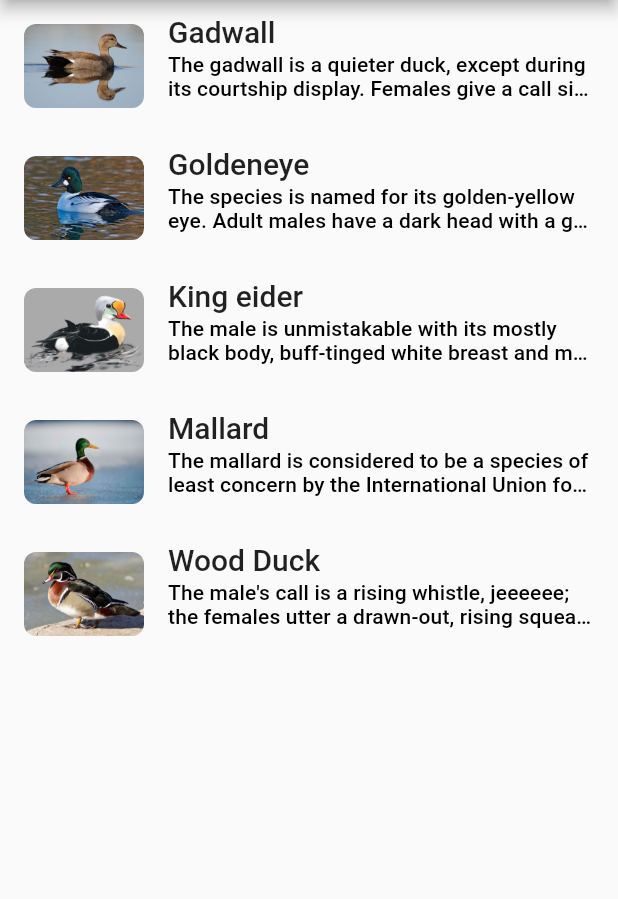
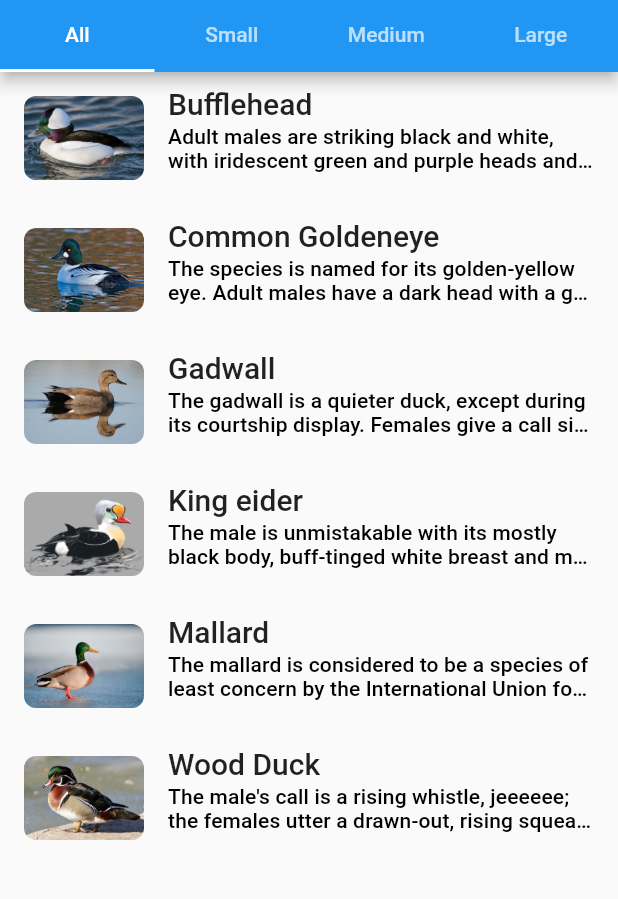
Before and after one commit to AmeeraAlotaibi/coded_project_ducks, a Flutter app: the screen it shows after launch, on a phone screen of 412 x 824 dp, the part 84-983 px from its top. Run offline on Flutter 3.47's test engine with Material 2 defaults, Android fonts, the phone set to English and light mode, and no system bars; our stand-ins replace go_router.

Commit message:
Added filter option

```diff
--- a/analysis_options.yaml
+++ b/analysis_options.yaml
@@ -27,5 +27,7 @@ linter:
     prefer_const_constructors: false
     use_key_in_widget_constructors: false
     prefer_const_constructors_in_immutables: false
+    prefer_interpolation_to_compose_strings: false
+    prefer_const_literals_to_create_immutables: false
 # Additional information about this file can be found at
 # https://dart.dev/guides/language/analysis-options
--- /dev/null
+++ b/assets/data/ducks.json
@@ -0,0 +1,74 @@
+{
+    "bufflehead": {
+        "name": "Bufflehead",
+        "kingdom": "chordata",
+        "phylum": "Animalia",
+        "class": "Aves",
+        "order": "Anseriformes",
+        "family": "Anatidae",
+        "genus": "Bucephala",
+        "species": "Albeola",
+        "size": "small",
+        "description": "The gadwall is a quieter duck, except during its courtship display. Females give a call similar to the quack of a female mallard but higher-pitched, transcribed as gag-ag-ag-ag. Males give a grunt, transcribed as mep, and a whistle."
+    },
+    "common_goldeneye": {
+        "name": "Common Goldeneye",
+        "kingdom": "Animalia",
+        "phylum": "Chordata",
+        "class": "Aves",
+        "order": "Anseriformes",
+        "family": "Anatidae",
+        "genus": "Bucephala",
+        "species": "Clangula",
+        "size": "medium",
+        "description": "The species is named for its golden-yellow eye. Adult males have a dark head with a greenish gloss and a circular white patch below the eye, a dark back and a white neck and belly. Adult females have a brown head and a mostly grey body. Their legs and feet are orange-yellow."
+    },
+    "gadwall": {
+        "name": "Gadwall",
+        "kingdom": "chordata",
+        "phylum": "Animalia",
+        "class": "Aves",
+        "order": "Anseriformes",
+        "family": "Anatidae",
+        "genus": "Anatidae",
+        "species": "Strepera",
+        "size": "medium",
+        "description": "The gadwall is a quieter duck, except during its courtship display. Females give a call similar to the quack of a female mallard but higher-pitched, transcribed as gag-ag-ag-ag. Males give a grunt, transcribed as mep, and a whistle."
+    },
+    "king_eider": {
+        "name": "King eider",
+        "kingdom": "Animalia",
+        "phylum": "Chordata",
+        "class": "Aves",
+        "order": "Anseriformes",
+        "family": "Anatidae",
+        "genus": "Somateria",
+        "species": "Spectabilis",
+        "size": "large",
+        "description": "The male is unmistakable with its mostly black body, buff-tinged white breast and multicoloured head. The head, nape and neck are a pale bluish grey. The cheek is pale green. The bill, separated from the face by a thin black line, is red with a white nail and a large, distinctive yellow knob. Some tertials are curved up and form \"spurs\" along the back."
+    },
+    "mallard": {
+        "name": "Mallard",
+        "kingdom": "Animalia",
+        "phylum": "Chordata",
+        "class": "Aves",
+        "order": "Anseriformes",
+        "family": "Anatidae",
+        "genus": "Anas",
+        "species": "Platyrhynchos",
+        "size": "medium",
+        "description": "The mallard is considered to be a species of least concern by the International Union for Conservation of Nature (IUCN). Unlike many waterfowl, mallards are considered an invasive species in some regions. It is a very adaptable species, being able to live and even thrive in urban areas which may have supported more localised, sensitive species of waterfowl before development."
+    },
+    "wood": {
+        "name": "Wood Duck",
+        "kingdom": "Animalia",
+        "phylum": "Chordata",
+        "class": "Aves",
+        "order": "Anseriformes",
+        "family": "Anatidae",
+        "genus": "Aix",
+        "species": "Sponsa",
+        "size": "medium",
+        "description": "The male's call is a rising whistle, jeeeeee; the females utter a drawn-out, rising squeal, do weep do weep, when flushed, and a sharp cr-r-ek, cr-e-ek for an alarm call"
+    }
+}
--- a/lib/data/ducks_description.dart
+++ b/lib/data/ducks_description.dart
@@ -1,5 +1,7 @@
 /// This file is to save you time copy-pasting duck description from json file.
 class DuckDescriptions {
+  static const bufflehead =
+      "Adult males are striking black and white, with iridescent green and purple heads and a large white patch behind the eye. Females are grey-toned with a smaller white patch behind the eye and a light underside";
   static const gadwall =
       "The gadwall is a quieter duck, except during its courtship display. Females give a call similar to the quack of a female mallard but higher-pitched, transcribed as gag-ag-ag-ag. Males give a grunt, transcribed as mep, and a whistle.";
   static const goldeneye =
--- a/lib/models/duck_model.dart
+++ b/lib/models/duck_model.dart
@@ -4,33 +4,69 @@ class DuckModel {
   final String name;
   final String imagePath;
   final String description;
+  final String size;
+
+  final String genus;
+  final String species;
+
+  String get scientificName {
+    return genus[0].toUpperCase() +
+        genus.substring(1).toLowerCase() +
+        " " +
+        species.toLowerCase();
+  }
 
   DuckModel({
     required this.name,
     required this.imagePath,
     required this.description,
+    required this.size,
+    required this.genus,
+    required this.species,
   });
 
   static List<DuckModel> ducks = [
     DuckModel(
+        name: "Bufflehead",
+        imagePath: "assets/images/bufflehead.jpeg",
+        description: DuckDescriptions.bufflehead,
+        size: "small",
+        genus: "Bucephala",
+        species: "Clangula"),
+    DuckModel(
+        name: "Common Goldeneye",
+        imagePath: "assets/images/common_goldeneye.jpeg",
+        description: DuckDescriptions.goldeneye,
+        size: "medium",
+        genus: "Bucephala",
+        species: "Clangula"),
+    DuckModel(
         name: "Gadwall",
         imagePath: "assets/images/gadwall.jpeg",
-        description: DuckDescriptions.gadwall),
-    DuckModel(
-        name: "Goldeneye",
-        imagePath: "assets/images/goldeneye.jpeg",
-        description: DuckDescriptions.goldeneye),
+        description: DuckDescriptions.gadwall,
+        size: "medium",
+        genus: "Anatidae",
+        species: "Strepera"),
     DuckModel(
         name: "King eider",
         imagePath: "assets/images/king_eider.jpeg",
-        description: DuckDescriptions.kingEider),
+        description: DuckDescriptions.kingEider,
+        size: "large",
+        genus: "Somateria",
+        species: "Spectabilis"),
     DuckModel(
         name: "Mallard",
         imagePath: "assets/images/mallard.jpeg",
-        description: DuckDescriptions.mallard),
+        description: DuckDescriptions.mallard,
+        size: "medium",
+        genus: "Anas",
+        species: "Gryllei"),
     DuckModel(
         name: "Wood Duck",
         imagePath: "assets/images/wood.jpeg",
-        description: DuckDescriptions.wood),
+        description: DuckDescriptions.wood,
+        size: "medium",
+        genus: "Anas",
+        species: "Gryllei"),
   ];
 }
--- a/lib/pages/duck_list_page.dart
+++ b/lib/pages/duck_list_page.dart
@@ -1,23 +1,57 @@
 import 'package:ducks/widgets/duck_list_item.dart';
 import 'package:flutter/material.dart';
-import 'package:go_router/go_router.dart';
 
 import '../models/duck_model.dart';
 
-class DuckListPage extends StatelessWidget {
+class DuckListPage extends StatefulWidget {
   const DuckListPage({Key? key}) : super(key: key);
 
   @override
+  State<DuckListPage> createState() => _DuckListPageState();
+}
+
+class _DuckListPageState extends State<DuckListPage>
+    with TickerProviderStateMixin {
+  String show = "all";
+
+  List<String> filterOptions = ["All", "Small", "Medium", "Large"];
+
+  late TabController tabController;
+
+  @override
+  void initState() {
+    super.initState();
+    tabController = TabController(length: 4, vsync: this);
+  }
+
+  @override
   Widget build(BuildContext context) {
+    var ducks = DuckModel.ducks;
+
+    if (show != "all") {
+      ducks = ducks.where((d) => d.size == show).toList();
+    }
+
     return Scaffold(
       appBar: AppBar(
         title: Text("Ducks"),
+        bottom: TabBar(
+            controller: tabController,
+            onTap: (i) {
+              setState(() {
+                show = filterOptions[i].toLowerCase();
+              });
+            },
+            tabs: filterOptions
+                .map(
+                  (e) => Tab(text: e),
+                )
+                .toList()),
       ),
       body: ListView.builder(
-        itemCount: DuckModel.ducks.length,
+        itemCount: ducks.length,
         itemBuilder: (context, index) => DuckListItem(
-          DuckModel.ducks[index],
-          // onTap: () => context.push("/details", extra: index),
+          ducks[index],
         ),
       ),
     );
```
Also changed, not shown: assets/data/gadwall.json (deleted, +0 -11 lines), assets/data/goldeneye.json (deleted, +0 -11 lines), assets/data/king_eider.json (deleted, +0 -11 lines), assets/data/mallard.json (deleted, +0 -11 lines), assets/data/wood.json (deleted, +0 -11 lines), lib/pages/duck_details_page.dart (+17 -2 lines), assets/images/bufflehead.jpeg (added), assets/images/common_goldeneye.jpeg (renamed from assets/images/goldeneye.jpeg).
